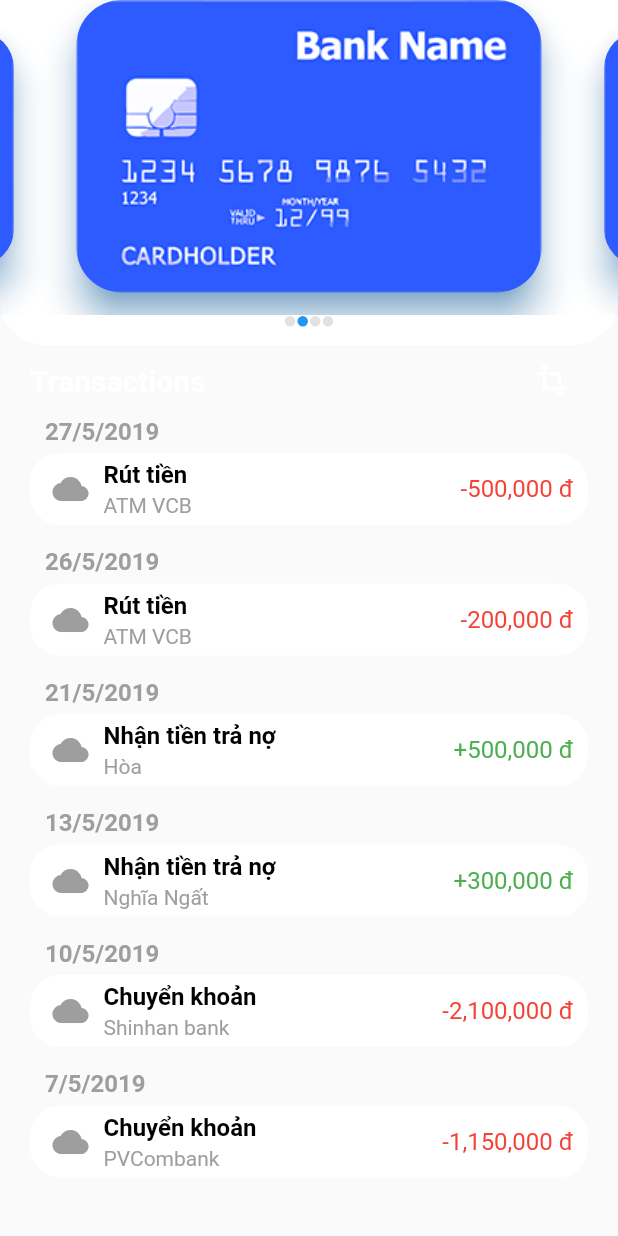
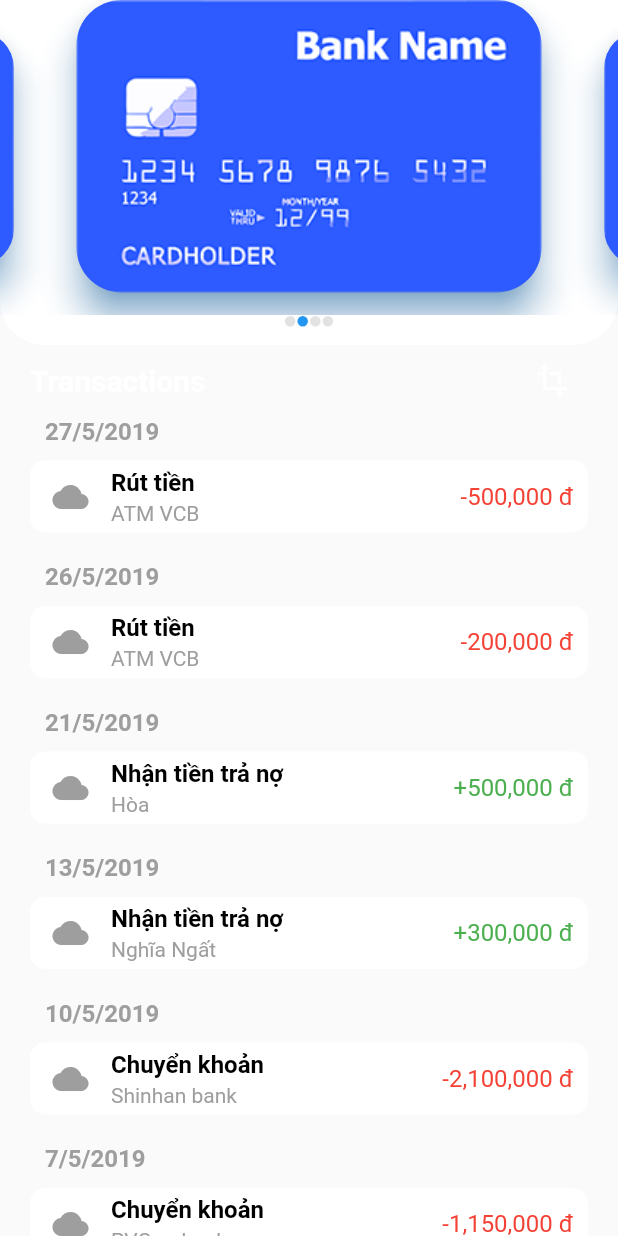
Before and after one commit to phanbaohuy96/Flutter_ProfileManager, a Flutter app: the UtilityBills widget shown alone on an empty page, opened directly with empty values, on a phone screen of 412 x 824 dp. Run offline on Flutter 3.47's test engine with Material 2 defaults, Android fonts, the phone set to English and light mode, and no system bars; our stand-ins replace bloc, equatable, flutter_bloc.

```diff
--- a/lib/views/pages/utility_bills_page.dart
+++ b/lib/views/pages/utility_bills_page.dart
@@ -1,7 +1,6 @@
 import 'package:flutter/material.dart';
 import 'package:profile_manager/models/billing_card.dart';
 import 'package:profile_manager/views/commons/doc_list_index_view.dart';
-import 'package:profile_manager/views/styles/colors_style.dart';
 
 class UtilityBills extends StatefulWidget {
   final bool isCollapsed;
@@ -12,7 +11,7 @@ class UtilityBills extends StatefulWidget {
   _UtilityBillsState createState() => _UtilityBillsState();
 }
 
-class _UtilityBillsState extends State<UtilityBills> {
+class _UtilityBillsState extends State<UtilityBills> with SingleTickerProviderStateMixin {
 
   Size _viewSize;
   int _firstIdxPage = 1;
@@ -20,12 +19,27 @@ class _UtilityBillsState extends State<UtilityBills> {
 
 
 
+
   PageController _pageController;
+
+  AnimationController _controller;
+  Animation<double> _fadeAnimation;
 
   @override
   void initState() {
     _pageController = PageController(initialPage: _firstIdxPage, viewportFraction: 0.9);
+    _controller = AnimationController(duration: Duration(milliseconds: 500), vsync: this);
+    _fadeAnimation = Tween<double>(begin: 0, end: 1).animate(_controller);
+    _controller.forward();
     super.initState();
+  }
+
+  @override
+  void dispose()
+  {
+    _pageController.dispose();
+    _controller.dispose();
+    super.dispose();
   }
 
   @override
@@ -77,6 +91,8 @@ class _UtilityBillsState extends State<UtilityBills> {
           child: SizedBox(
             child: Padding(
               padding: EdgeInsets.only(right: 20, left: 20),
+              child: FadeTransition(
+                opacity: _fadeAnimation,
                 child: ListView.builder(
                   padding: EdgeInsets.zero,
                   shrinkWrap: true,
@@ -84,6 +100,7 @@ class _UtilityBillsState extends State<UtilityBills> {
                     return buildListTransaction(idx);
                   },
                   itemCount: billingCards[_selectedIdx].transactions.length,
+                ),
               ),
             ),
           ),
@@ -144,6 +161,8 @@ class _UtilityBillsState extends State<UtilityBills> {
 
   void onPageChanged(int value) {
     setState(() {
+      _controller.reset();
+      _controller.forward();
       _selectedIdx = value;
     });
   }
@@ -159,10 +178,10 @@ class _UtilityBillsState extends State<UtilityBills> {
       _transactionDate = temp.getDateStringCurrentWeek();
     }
 
-    var item = Container(
-      margin: EdgeInsets.only(bottom: 5),
+    var transaction = Container(
+      margin: EdgeInsets.only(bottom: 10),
       decoration: BoxDecoration(
-        borderRadius: BorderRadius.all(Radius.circular(20)),
+        borderRadius: BorderRadius.all(Radius.circular(10)),
         color: widget.mainColor
       ),
       child: Padding(
@@ -175,7 +194,7 @@ class _UtilityBillsState extends State<UtilityBills> {
               children: <Widget>[
                 SizedBox(width: 5,),
                 Icon(Icons.cloud, color: Colors.grey,),
-                SizedBox(width: 10,),
+                SizedBox(width: 15,),
                 Column(
                   crossAxisAlignment: CrossAxisAlignment.start,
                   children: <Widget>[
@@ -193,14 +212,14 @@ class _UtilityBillsState extends State<UtilityBills> {
       ),
     );
 
-    return dateSoft != null?
-    Column(
+    return dateSoft != null ?  Column(
                                 crossAxisAlignment: CrossAxisAlignment.start,
                                 children: <Widget>[
                                   SizedBox(height: idx != 0? 10 : 0,),
-        Padding( padding: EdgeInsets.only(bottom: 5, left: 10), child: dateSoft,),
-        item
-    ],)
-    : item;
+                                  Padding( padding: EdgeInsets.only(bottom: 10, left: 10), child: dateSoft,),
+                                  transaction
+                                ],
+                              )
+                              : transaction;
   }
 }
```
Lines whose indentation alone changed are shown as unchanged.
